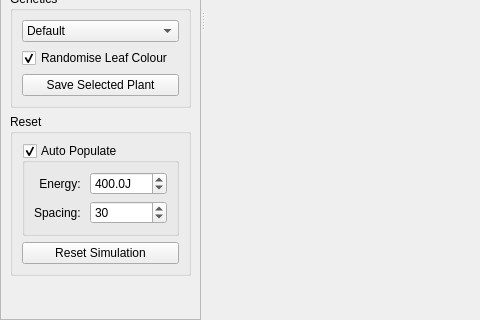
This is MainWindow.ui in SebastianTroy/Evolving-Plants as Qt 5 draws it before an edit; both pictures show x 0 to 480 and y 280 to 600 of the 1000 by 600 pixel window. The edited form follows.
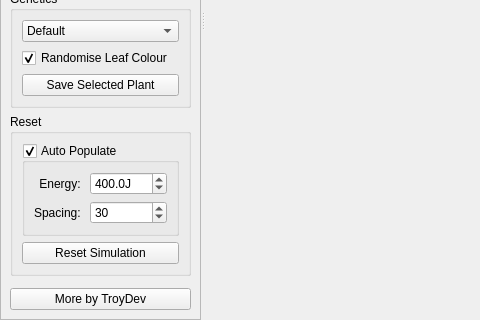
This is the edited form. Icons and pictures are not drawn. Custom widgets are drawn as their Qt base class.

Commit message: Minor bug fixes and button for opening www.troydev.uk  - Fixed bug where rotation angle was not displayed correctly in info panel  - Fixed bug where simulation runtime would go blank after 24 hours  - Adjusted simulation speed buttons to make them more useful  - Added button to take user to my website

The edit to the form file:
```diff
--- a/MainWindow.ui
+++ b/MainWindow.ui
@@ -455,6 +455,13 @@
            </property>
           </spacer>
          </item>
+         <item>
+          <widget class="QPushButton" name="moreByTroyDevButton">
+           <property name="text">
+            <string>More by TroyDev</string>
+           </property>
+          </widget>
+         </item>
         </layout>
        </widget>
       </widget>
```
The commit also changes 5 other files.
